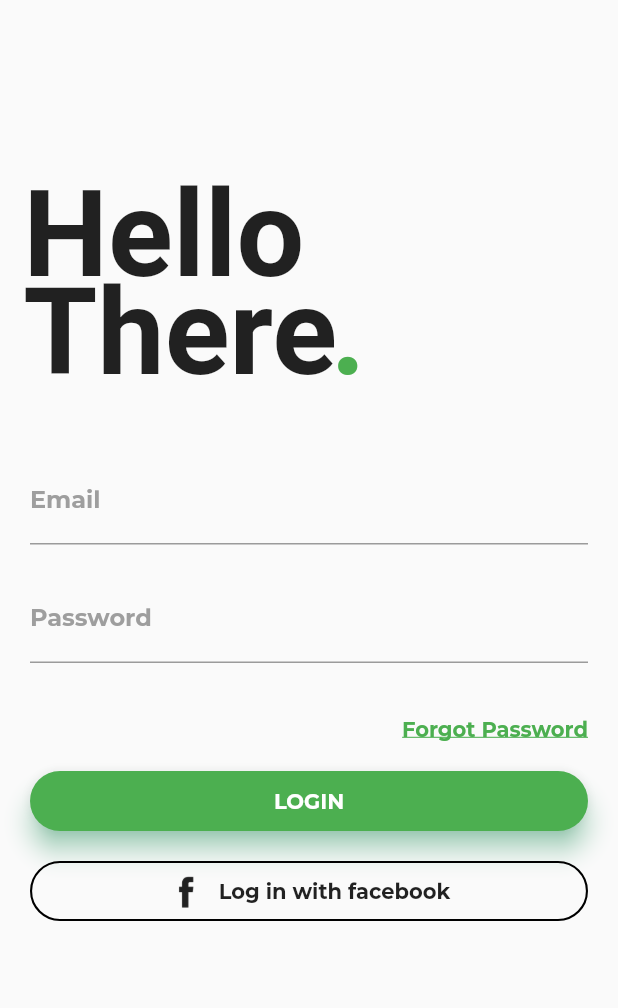
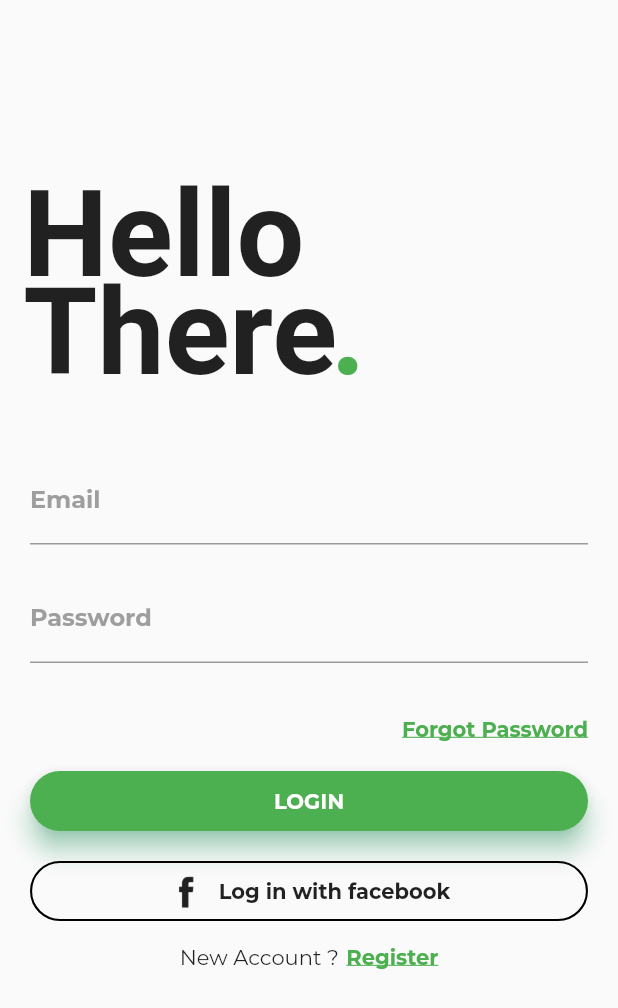
Before and after one commit to eslamaboudesheesh/loginUI, a Flutter app: the screen it shows after launch, on a phone screen of 412 x 824 dp. Shown: the top 1008 px of the screen. Run offline on Flutter 3.47's test engine with Material 2 defaults, Android fonts, the phone set to English and light mode, and no system bars; project files that could hold a hidden picture were left out.

Commit message:
finshed footer and signup page and navigation

```diff
--- a/lib/main.dart
+++ b/lib/main.dart
@@ -1,4 +1,5 @@
 import 'package:flutter/material.dart';
+import 'signup.dart';
 
 void main() => runApp(new MyApp());
 
@@ -7,6 +8,9 @@ class MyApp extends StatelessWidget {
   Widget build(BuildContext context) {
     return new MaterialApp(
       debugShowCheckedModeBanner: false,
+      routes: <String, WidgetBuilder>{
+        '/signup': (BuildContext context) => new SignupPage()
+      },
       home: new MyHomePage(),
     );
   }
@@ -133,11 +137,9 @@ class _MyHomePageState extends State<MyHomePage> {
                         border: Border.all(
                             color: Colors.black,
                             style: BorderStyle.solid,
-                            width: 1.4
-                            ), borderRadius: BorderRadius.circular(20.0),
-                            color: Colors.transparent
-
-                            ),
+                            width: 1.4),
+                        borderRadius: BorderRadius.circular(20.0),
+                        color: Colors.transparent),
                     child: Row(
                       mainAxisAlignment: MainAxisAlignment.center,
                       children: <Widget>[
@@ -156,6 +158,30 @@ class _MyHomePageState extends State<MyHomePage> {
                       ],
                     ),
                   ),
+                ),
+                SizedBox(height: 15.0),
+                Row(
+                  mainAxisAlignment: MainAxisAlignment.center,
+                  children: <Widget>[
+                    Text(
+                      'New Account ?',
+                      style: TextStyle(fontFamily: 'Montserrat'),
+                    ),
+                    SizedBox(width: 5.0),
+                    InkWell(
+                      onTap: () {
+                        Navigator.of(context).pushNamed('/signup');
+                      },
+                      child: Text(
+                        'Register',
+                        style: TextStyle(
+                            color: Colors.green,
+                            fontFamily: 'Montserrat',
+                            fontWeight: FontWeight.bold,
+                            decoration: TextDecoration.underline),
+                      ),
+                    )
+                  ],
                 )
               ],
             ),
```
Also changed, not shown: lib/signup.dart (added, +131 -0 lines).
